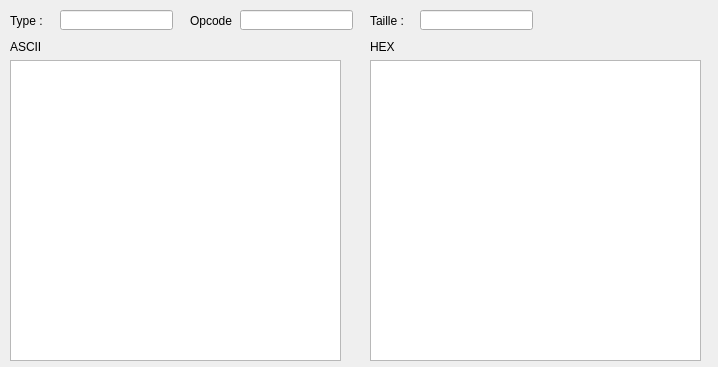
Before: the Qt Designer form packetzoomdialog.ui in nightwolf93/Wakxy-Sniffer, drawn with Qt 5.
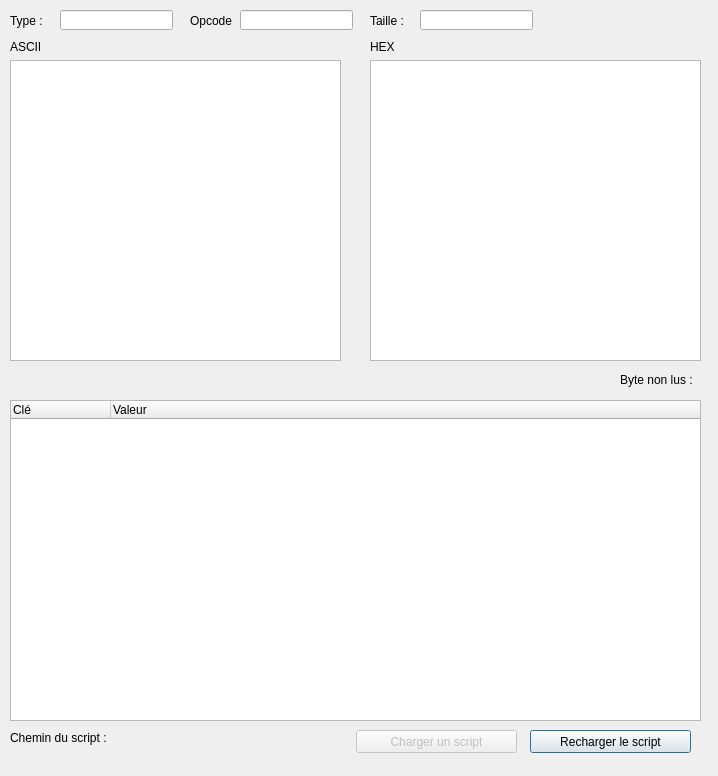
After: the same form once the commit is applied.

Commit message: [Sniffer] Ajout du systeme de script + d'arbre.

What changed in the file:
```diff
--- a/packetzoomdialog.ui
+++ b/packetzoomdialog.ui
@@ -7,7 +7,7 @@
     <x>0</x>
     <y>0</y>
     <width>718</width>
-    <height>367</height>
+    <height>776</height>
    </rect>
   </property>
   <property name="sizePolicy">
@@ -19,7 +19,13 @@
   <property name="minimumSize">
    <size>
     <width>718</width>
-    <height>367</height>
+    <height>776</height>
+   </size>
+  </property>
+  <property name="maximumSize">
+   <size>
+    <width>718</width>
+    <height>776</height>
    </size>
   </property>
   <property name="windowTitle">
@@ -164,6 +170,102 @@
     <set>Qt::LinksAccessibleByKeyboard|Qt::LinksAccessibleByMouse|Qt::TextBrowserInteraction|Qt::TextSelectableByKeyboard|Qt::TextSelectableByMouse</set>
    </property>
   </widget>
+  <widget class="QPushButton" name="pushButtonReloadScript">
+   <property name="geometry">
+    <rect>
+     <x>530</x>
+     <y>730</y>
+     <width>161</width>
+     <height>23</height>
+    </rect>
+   </property>
+   <property name="text">
+    <string>Recharger le script</string>
+   </property>
+  </widget>
+  <widget class="QPushButton" name="pushButtonLoadScript">
+   <property name="enabled">
+    <bool>false</bool>
+   </property>
+   <property name="geometry">
+    <rect>
+     <x>356</x>
+     <y>730</y>
+     <width>161</width>
+     <height>23</height>
+    </rect>
+   </property>
+   <property name="text">
+    <string>Charger un script</string>
+   </property>
+  </widget>
+  <widget class="QTreeWidget" name="treeWidgetPacket">
+   <property name="geometry">
+    <rect>
+     <x>10</x>
+     <y>400</y>
+     <width>691</width>
+     <height>321</height>
+    </rect>
+   </property>
+   <property name="sizePolicy">
+    <sizepolicy hsizetype="Expanding" vsizetype="Expanding">
+     <horstretch>0</horstretch>
+     <verstretch>0</verstretch>
+    </sizepolicy>
+   </property>
+   <property name="minimumSize">
+    <size>
+     <width>0</width>
+     <height>0</height>
+    </size>
+   </property>
+   <property name="maximumSize">
+    <size>
+     <width>16777215</width>
+     <height>16777215</height>
+    </size>
+   </property>
+   <column>
+    <property name="text">
+     <string>Clé</string>
+    </property>
+   </column>
+   <column>
+    <property name="text">
+     <string>Valeur</string>
+    </property>
+   </column>
+  </widget>
+  <widget class="QLabel" name="labelUsedScript">
+   <property name="geometry">
+    <rect>
+     <x>10</x>
+     <y>730</y>
+     <width>331</width>
+     <height>16</height>
+    </rect>
+   </property>
+   <property name="text">
+    <string>Chemin du script :</string>
+   </property>
+  </widget>
+  <widget class="QLabel" name="labelNotReadByte">
+   <property name="geometry">
+    <rect>
+     <x>425</x>
+     <y>370</y>
+     <width>271</width>
+     <height>20</height>
+    </rect>
+   </property>
+   <property name="text">
+    <string>Byte non lus : </string>
+   </property>
+   <property name="alignment">
+    <set>Qt::AlignRight|Qt::AlignTrailing|Qt::AlignVCenter</set>
+   </property>
+  </widget>
  </widget>
  <resources/>
  <connections/>
```
The commit also changes 7 other files.
